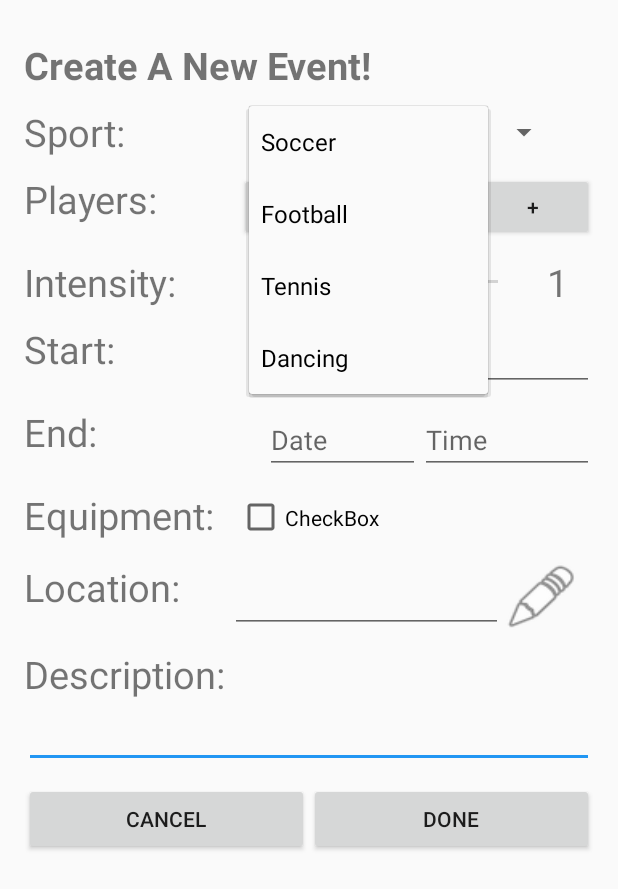
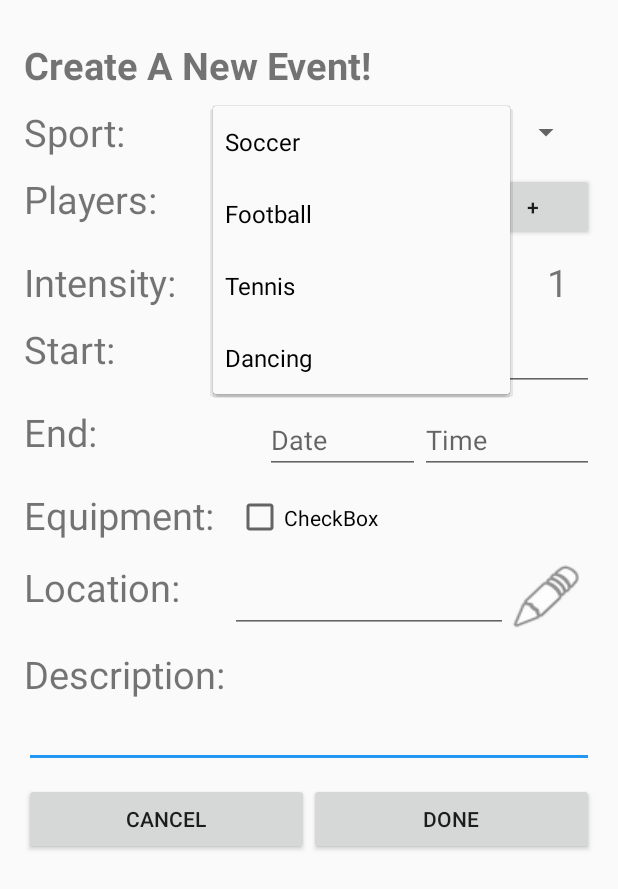
Before and after one commit to greenedy/QuickMeets, an Android app: the AddSportsEventActivity screen opened directly, with no data from a screen before it, after a tap on "Soccer", on a phone screen of 412 x 824 dp. Shown: the top 889 px of the screen. Run offline under Robolectric (Android 15) with nearby library versions, the phone set to English and light mode, and no system bars; 2 statements that could not run were skipped.

```diff
--- a/app/src/main/java/com/mark/mroz/quickmeets/models/SportsEvent.java
+++ b/app/src/main/java/com/mark/mroz/quickmeets/models/SportsEvent.java
@@ -157,7 +157,7 @@ public class SportsEvent {
     public String toString() {
         return "SportsEvent{" +
                 "id=" + id +
-                ", sport=" + sport +
+                ", sport=" + SportEnum.asString(sport) +
                 ", maxPlayers=" + maxPlayers +
                 ", intensity=" + intensity +
                 ", startTime=" + startTime +
--- /dev/null
+++ b/app/src/main/res/drawable/search.xml
@@ -0,0 +1,5 @@
+<?xml version="1.0" encoding="utf-8"?>
+<shape xmlns:android="http://schemas.android.com/apk/res/android" android:shape="rectangle" >
+    <solid android:color="@android:color/white" />
+    <stroke android:width="1dip" android:color="#4fa5d5"/>
+</shape>
--- a/app/src/main/res/layout/activity_add_sports_event.xml
+++ b/app/src/main/res/layout/activity_add_sports_event.xml
@@ -66,15 +66,15 @@
                     android:id="@+id/textView11"
                     android:layout_width="wrap_content"
                     android:layout_height="match_parent"
-                    android:layout_weight="0.48"
+                    android:layout_weight="0.31"
                     android:text="Sport:"
                     android:textSize="25sp" />
 
                 <Spinner
                     android:id="@+id/spinner"
-                    android:layout_width="140dp"
+                    android:layout_width="wrap_content"
                     android:layout_height="match_parent"
-                    android:layout_weight="0.39"></Spinner>
+                    android:layout_weight="0.65"></Spinner>
             </LinearLayout>
 
             <LinearLayout
@@ -134,7 +134,7 @@
                     android:id="@+id/intensitySeekBar"
                     android:layout_width="wrap_content"
                     android:layout_height="match_parent"
-                    android:layout_weight="3.98" />
+                    android:layout_weight="3.80" />
 
                 <TextView
                     android:id="@+id/intensityTextView"
@@ -229,7 +229,7 @@
                     android:id="@+id/equipmentCheckBox"
                     android:layout_width="wrap_content"
                     android:layout_height="match_parent"
-                    android:layout_weight="1"
+                    android:layout_weight="1.06"
                     android:text="CheckBox" />
 
             </LinearLayout>
@@ -252,7 +252,7 @@
                     android:id="@+id/locationEditText"
                     android:layout_width="100dp"
                     android:layout_height="match_parent"
-                    android:layout_weight="0.90"
+                    android:layout_weight="0.94"
                     android:ems="10"
                     android:inputType="textPersonName"
                     android:text="Name" />
```
Also changed, not shown: app/src/main/java/com/mark/mroz/quickmeets/MainActivity.java (+27 -1 lines), app/src/main/res/layout/activity_main.xml (+6 -5 lines).
